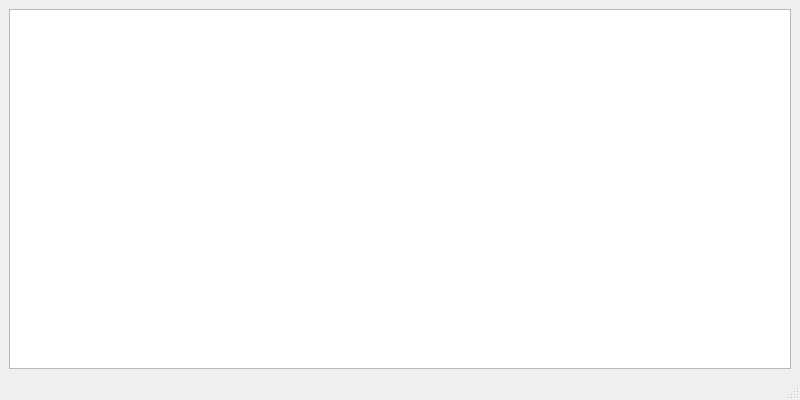
This is src/forse/logger/LoggerWindow.ui in Pesa/forse as Qt 5 draws it before an edit. The edited form follows.
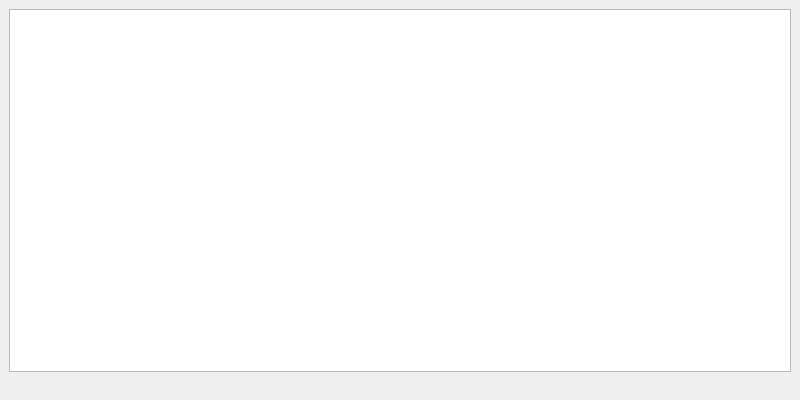
This is the edited form. Icons and pictures are not drawn.

Commit message: [control_panel,logger,race_info] Disable size grip.

Diff of the .ui file:
```diff
--- a/src/forse/logger/LoggerWindow.ui
+++ b/src/forse/logger/LoggerWindow.ui
@@ -28,7 +28,11 @@
     </item>
    </layout>
   </widget>
-  <widget class="QStatusBar" name="statusBar"/>
+  <widget class="QStatusBar" name="statusBar">
+   <property name="sizeGripEnabled">
+    <bool>false</bool>
+   </property>
+  </widget>
  </widget>
  <resources>
   <include location="../icons.qrc"/>
```
The commit also changes 2 other files.
